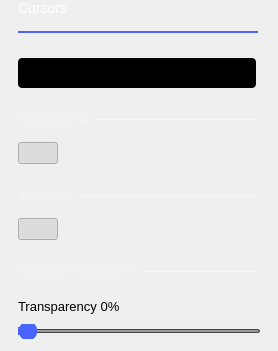
myxingchao/scopy, file ui/cursors_settings.ui: the form before one commit; both pictures show x 0 to 278 and y 0 to 351 of the 278 by 537 pixel window.
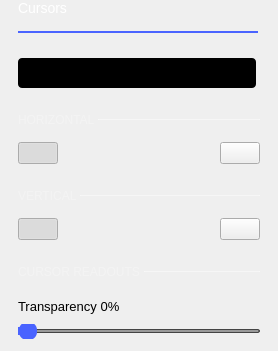
The form after the commit. Custom widgets are drawn as their Qt base class.

Commit message: Oscilloscope: add controls in the cursors panel for locking/unlocking them

```diff
--- a/ui/cursors_settings.ui
+++ b/ui/cursors_settings.ui
@@ -335,6 +335,19 @@
          </property>
         </spacer>
        </item>
+       <item>
+        <widget class="adiscope::SmallOnOffSwitch" name="btnLockHorizontal">
+         <property name="styleSheet">
+          <string notr="true">QPushButton[use_icon=true]</string>
+         </property>
+         <property name="text">
+          <string/>
+         </property>
+         <property name="checkable">
+          <bool>true</bool>
+         </property>
+        </widget>
+       </item>
       </layout>
      </item>
     </layout>
@@ -452,6 +465,19 @@
          </property>
         </spacer>
        </item>
+       <item>
+        <widget class="adiscope::SmallOnOffSwitch" name="btnLockVertical">
+         <property name="styleSheet">
+          <string notr="true">QPushButton[use_icon=true]</string>
+         </property>
+         <property name="text">
+          <string/>
+         </property>
+         <property name="checkable">
+          <bool>true</bool>
+         </property>
+        </widget>
+       </item>
       </layout>
      </item>
     </layout>
@@ -704,6 +730,11 @@
   </layout>
  </widget>
  <customwidgets>
+  <customwidget>
+   <class>adiscope::SmallOnOffSwitch</class>
+   <extends>QPushButton</extends>
+   <header>smallOnOffSwitch.hpp</header>
+  </customwidget>
   <customwidget>
    <class>adiscope::CustomSwitch</class>
    <extends>QPushButton</extends>
```
The commit also changes 1 other file.
